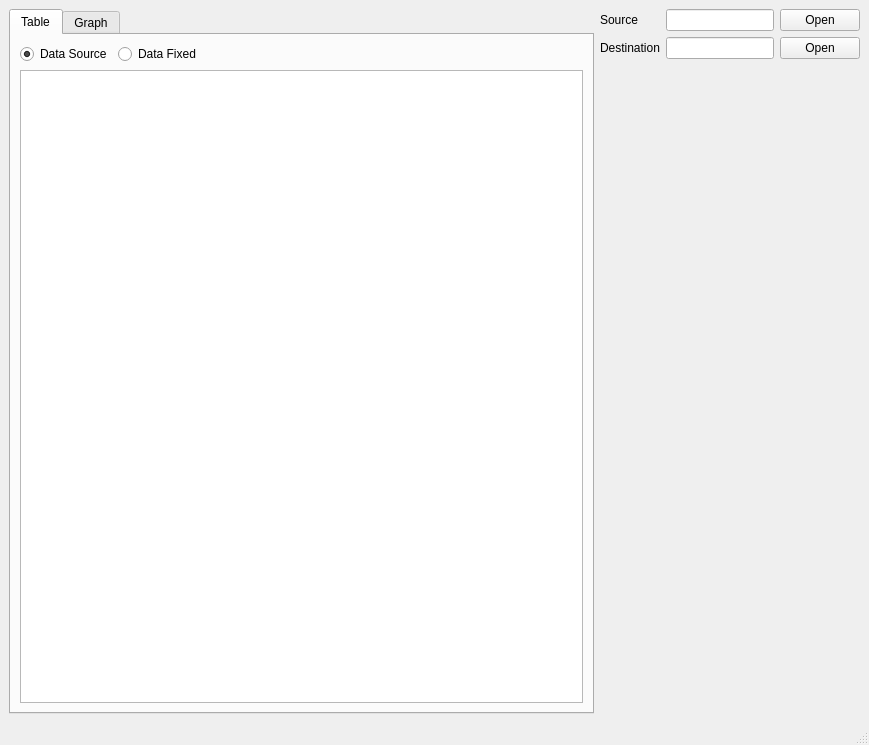
The window that magnetic/ui/magnetic.ui (rodnaxel/magnetic-tools) describes before a commit, drawn with Qt 5.
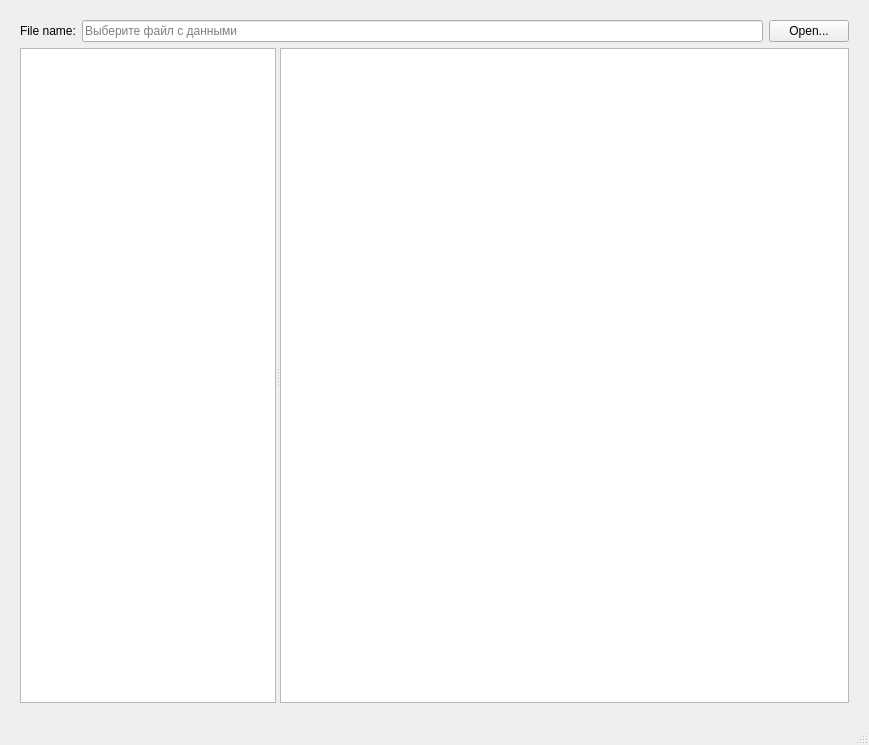
The same window after the commit.

Commit message: feat [ui]: add TableView and QChartView

```diff
--- a/magnetic/ui/magnetic.ui
+++ b/magnetic/ui/magnetic.ui
@@ -14,137 +14,82 @@
    <string>MainWindow</string>
   </property>
   <widget class="QWidget" name="centralwidget">
-   <layout class="QVBoxLayout" name="verticalLayout">
+   <layout class="QVBoxLayout" name="verticalLayout" stretch="0,1">
+    <property name="sizeConstraint">
+     <enum>QLayout::SetDefaultConstraint</enum>
+    </property>
+    <property name="leftMargin">
+     <number>20</number>
+    </property>
+    <property name="topMargin">
+     <number>20</number>
+    </property>
+    <property name="rightMargin">
+     <number>20</number>
+    </property>
+    <property name="bottomMargin">
+     <number>20</number>
+    </property>
     <item>
-     <layout class="QHBoxLayout" name="horizontalLayout">
+     <layout class="QHBoxLayout" name="horizontalLayout" stretch="0,0,0">
       <item>
-       <widget class="QTabWidget" name="tabWidget">
-        <property name="currentIndex">
-         <number>0</number>
+       <widget class="QLabel" name="label">
+        <property name="text">
+         <string>File name:</string>
         </property>
-        <widget class="QWidget" name="Table">
-         <attribute name="title">
-          <string>Table</string>
-         </attribute>
-         <layout class="QVBoxLayout" name="verticalLayout_2">
-          <item>
-           <layout class="QHBoxLayout" name="horizontalLayout_3">
-            <item>
-             <widget class="QRadioButton" name="radioButton_2">
-              <property name="text">
-               <string>Data Source</string>
-              </property>
-              <property name="checked">
-               <bool>true</bool>
-              </property>
-             </widget>
-            </item>
-            <item>
-             <widget class="QRadioButton" name="radioButton">
-              <property name="text">
-               <string>Data Fixed</string>
-              </property>
-             </widget>
-            </item>
-            <item>
-             <spacer name="horizontalSpacer">
-              <property name="orientation">
-               <enum>Qt::Horizontal</enum>
-              </property>
-              <property name="sizeHint" stdset="0">
-               <size>
-                <width>40</width>
-                <height>20</height>
-               </size>
-              </property>
-             </spacer>
-            </item>
-           </layout>
-          </item>
-          <item>
-           <widget class="QTableView" name="tableView"/>
-          </item>
-         </layout>
-        </widget>
-        <widget class="QWidget" name="Graph">
-         <attribute name="title">
-          <string>Graph</string>
-         </attribute>
-         <layout class="QHBoxLayout" name="horizontalLayout_2">
-          <item>
-           <widget class="QGraphicsView" name="graphicsView"/>
-          </item>
-         </layout>
-        </widget>
        </widget>
       </item>
       <item>
-       <layout class="QGridLayout" name="gridLayout">
-        <item row="2" column="1">
-         <spacer name="verticalSpacer">
-          <property name="orientation">
-           <enum>Qt::Vertical</enum>
-          </property>
-          <property name="sizeHint" stdset="0">
-           <size>
-            <width>20</width>
-            <height>40</height>
-           </size>
-          </property>
-         </spacer>
-        </item>
-        <item row="0" column="2">
-         <widget class="QPushButton" name="pushButton">
-          <property name="text">
-           <string>Open</string>
-          </property>
-         </widget>
-        </item>
-        <item row="0" column="0">
-         <widget class="QLabel" name="label_3">
-          <property name="text">
-           <string>Source</string>
-          </property>
-         </widget>
-        </item>
-        <item row="0" column="1">
-         <widget class="QLineEdit" name="lineEdit">
-          <property name="sizePolicy">
-           <sizepolicy hsizetype="Preferred" vsizetype="Fixed">
-            <horstretch>0</horstretch>
-            <verstretch>0</verstretch>
-           </sizepolicy>
-          </property>
-         </widget>
-        </item>
-        <item row="1" column="1">
-         <widget class="QLineEdit" name="lineEdit_2">
-          <property name="sizePolicy">
-           <sizepolicy hsizetype="Preferred" vsizetype="Fixed">
-            <horstretch>0</horstretch>
-            <verstretch>0</verstretch>
-           </sizepolicy>
-          </property>
-         </widget>
-        </item>
-        <item row="1" column="0">
-         <widget class="QLabel" name="label_2">
-          <property name="text">
-           <string>Destination</string>
-          </property>
-         </widget>
-        </item>
-        <item row="1" column="2">
-         <widget class="QPushButton" name="pushButton_2">
-          <property name="text">
-           <string>Open</string>
-          </property>
-         </widget>
-        </item>
-       </layout>
+       <widget class="QLineEdit" name="lineEdit">
+        <property name="inputMask">
+         <string/>
+        </property>
+        <property name="text">
+         <string/>
+        </property>
+        <property name="readOnly">
+         <bool>true</bool>
+        </property>
+        <property name="placeholderText">
+         <string>Выберите файл с данными</string>
+        </property>
+       </widget>
+      </item>
+      <item>
+       <widget class="QPushButton" name="pushButton">
+        <property name="text">
+         <string>Open...</string>
+        </property>
+       </widget>
       </item>
      </layout>
     </item>
+    <item>
+     <widget class="QSplitter" name="splitter">
+      <property name="orientation">
+       <enum>Qt::Horizontal</enum>
+      </property>
+      <property name="handleWidth">
+       <number>4</number>
+      </property>
+      <widget class="QTableView" name="tableView">
+       <property name="sizePolicy">
+        <sizepolicy hsizetype="Expanding" vsizetype="Expanding">
+         <horstretch>0</horstretch>
+         <verstretch>0</verstretch>
+        </sizepolicy>
+       </property>
+      </widget>
+      <widget class="QGraphicsView" name="graphicsView">
+       <property name="sizePolicy">
+        <sizepolicy hsizetype="Expanding" vsizetype="Expanding">
+         <horstretch>1</horstretch>
+         <verstretch>0</verstretch>
+        </sizepolicy>
+       </property>
+      </widget>
+     </widget>
+    </item>
    </layout>
   </widget>
   <widget class="QMenuBar" name="menubar">
```
Left out of the diff: 17 changed lines with no effect on the pictures. The commit also changes 3 other files.
